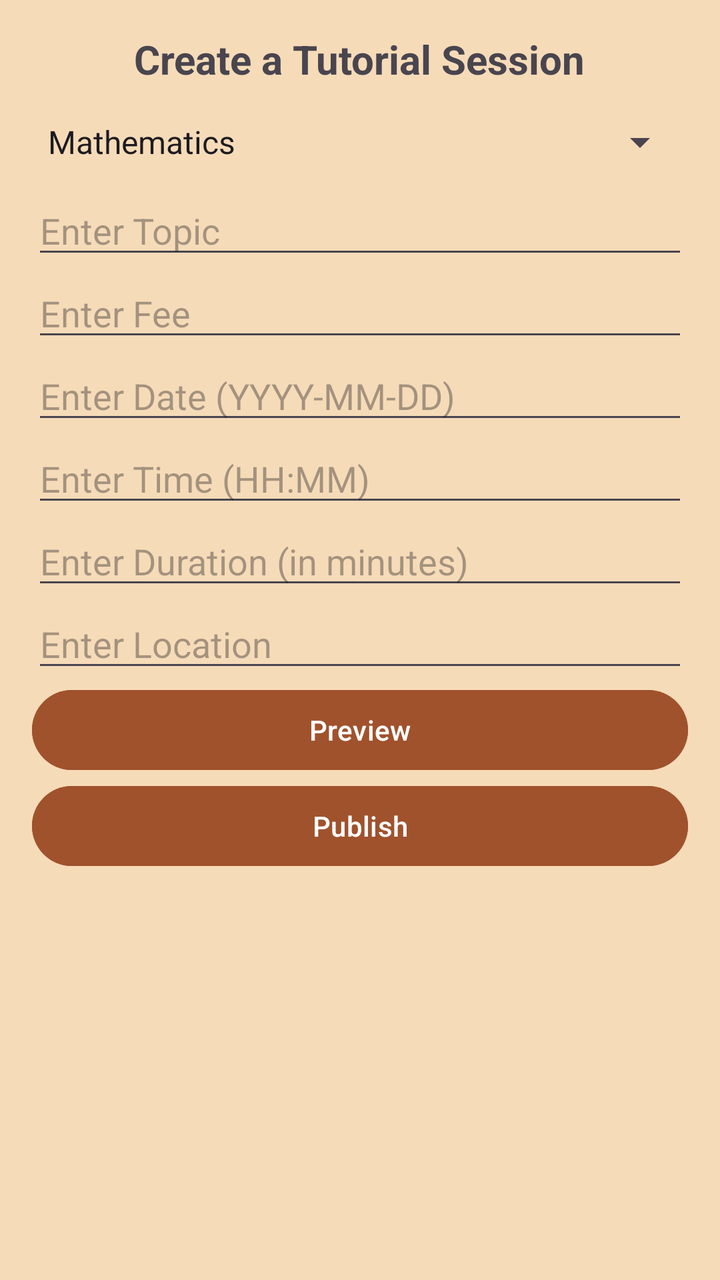
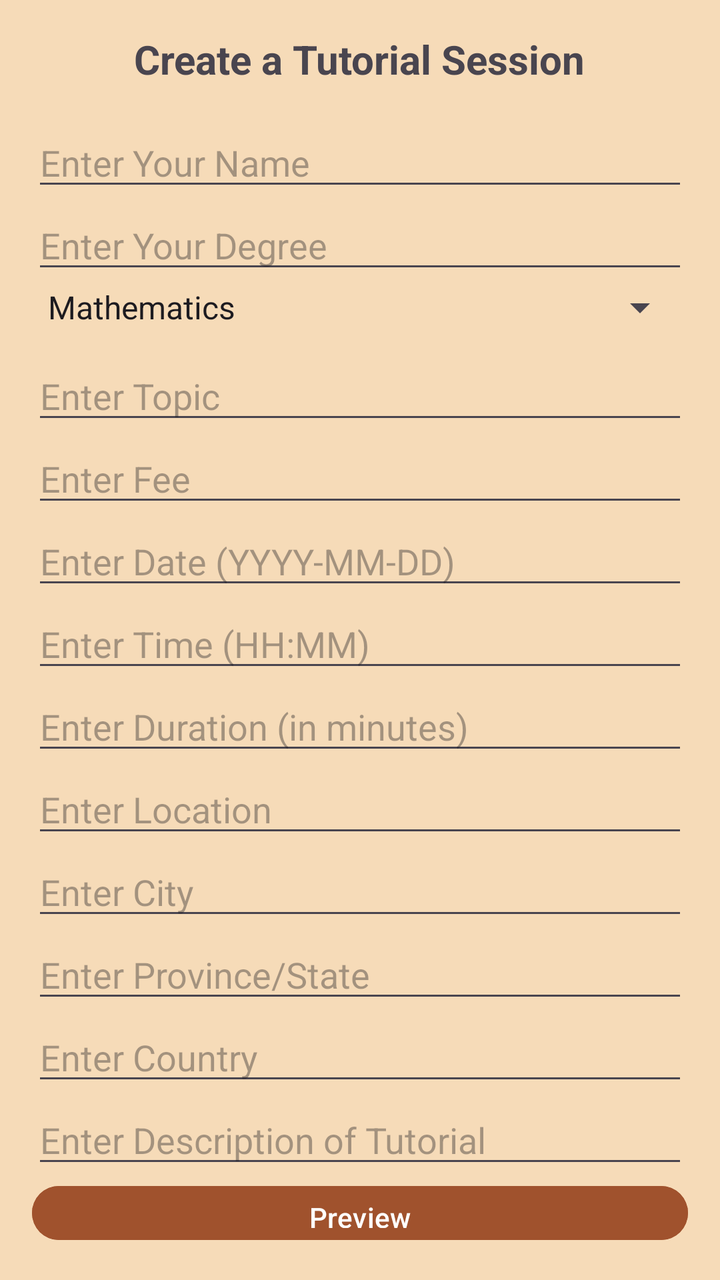

Screens rendered from an Android XML layout before and after an edit, with the pre-edit source and the edit as a unified diff.
<!-- AndroidManifest.xml: application theme Theme.Csci3130Group1 -->
<!-- res/layout/fragment_tutorial_management.xml -->
<?xml version="1.0" encoding="utf-8"?>
<LinearLayout xmlns:android="http://schemas.android.com/apk/res/android"
    android:layout_width="match_parent"
    android:layout_height="match_parent"
    android:background="#F6DBB8"
    android:orientation="vertical"
    android:padding="16dp">

    <TextView
        android:id="@+id/title_text"
        android:layout_width="wrap_content"
        android:layout_height="wrap_content"
        android:text="Create a Tutorial Session"
        android:textSize="20sp"
        android:textStyle="bold"
        android:layout_gravity="center"
        android:paddingBottom="16dp"/>
    <Spinner
        android:id="@+id/topic_spinner"
        android:layout_width="match_parent"
        android:layout_height="wrap_content"
        android:entries="@array/tutorial_topics"
        android:layout_marginBottom="10dp"/>

    <EditText
        android:id="@+id/topic_input"
        android:layout_width="match_parent"
        android:layout_height="wrap_content"
        android:hint="Enter Topic" />

    <EditText
        android:id="@+id/fee_input"
        android:layout_width="match_parent"
        android:layout_height="wrap_content"
        android:hint="Enter Fee"
        android:inputType="numberDecimal" />

    <EditText
        android:id="@+id/date_input"
        android:layout_width="match_parent"
        android:layout_height="wrap_content"
        android:hint="Enter Date (YYYY-MM-DD)"
        android:inputType="date" />

    <EditText
        android:id="@+id/time_input"
        android:layout_width="match_parent"
        android:layout_height="wrap_content"
        android:hint="Enter Time (HH:MM)"
        android:inputType="time" />

    <EditText
        android:id="@+id/duration_input"
        android:layout_width="match_parent"
        android:layout_height="wrap_content"
        android:hint="Enter Duration (in minutes)"
        android:inputType="number" />

    <EditText
        android:id="@+id/location_input"
        android:layout_width="match_parent"
        android:layout_height="wrap_content"
        android:hint="Enter Location" />

    <Button
        android:id="@+id/preview_button"
        android:layout_width="match_parent"
        android:layout_height="wrap_content"
        android:text="Preview"
        android:backgroundTint="#A0522D"
        android:textColor="@android:color/white"/>

    <TextView
        android:id="@+id/preview_text"
        android:layout_width="match_parent"
        android:layout_height="wrap_content"
        android:textSize="16sp"
        android:textColor="#000000"
        android:padding="8dp"
        android:visibility="gone"/>

    <Button
        android:id="@+id/publish_button"
        android:layout_width="match_parent"
        android:layout_height="wrap_content"
        android:text="Publish"
        android:backgroundTint="#A0522D"
        android:textColor="@android:color/white"/>
</LinearLayout>
<!-- resources referenced by this layout -->
<resources>
  <string-array name="tutorial_topics">
          <item>Mathematics</item>
          <item>Physics</item>
          <item>Chemistry</item>
          <item>Biology</item>
          <item>Computer Science</item>
          <item>English</item>
          <item>History</item>
      </string-array>
  <style name="Theme.Csci3130Group1" parent="Base.Theme.Csci3130Group1" />
  <style name="Base.Theme.Csci3130Group1" parent="Theme.Material3.DayNight.NoActionBar">
          
          
      </style>
</resources>

<!-- the commit's change to res/layout/fragment_tutorial_management.xml (unified diff, before → after) -->
@@ -15,6 +15,22 @@
         android:textStyle="bold"
         android:layout_gravity="center"
         android:paddingBottom="16dp"/>
+
+    
+    <EditText
+        android:id="@+id/name_input"
+        android:layout_width="match_parent"
+        android:layout_height="wrap_content"
+        android:hint="Enter Your Name" />
+
+    
+    <EditText
+        android:id="@+id/degree_input"
+        android:layout_width="match_parent"
+        android:layout_height="wrap_content"
+        android:hint="Enter Your Degree" />
+
+    
     <Spinner
         android:id="@+id/topic_spinner"
         android:layout_width="match_parent"
@@ -62,6 +78,30 @@
         android:layout_height="wrap_content"
         android:hint="Enter Location" />
 
+    <EditText
+        android:id="@+id/city_input"
+        android:layout_width="match_parent"
+        android:layout_height="wrap_content"
+        android:hint="Enter City" />
+
+    <EditText
+        android:id="@+id/province_input"
+        android:layout_width="match_parent"
+        android:layout_height="wrap_content"
+        android:hint="Enter Province/State" />
+
+    <EditText
+        android:id="@+id/country_input"
+        android:layout_width="match_parent"
+        android:layout_height="wrap_content"
+        android:hint="Enter Country" />
+
+    <EditText
+        android:id="@+id/description_input"
+        android:layout_width="match_parent"
+        android:layout_height="wrap_content"
+        android:hint="Enter Description of Tutorial" />
+
     <Button
         android:id="@+id/preview_button"
         android:layout_width="match_parent"
